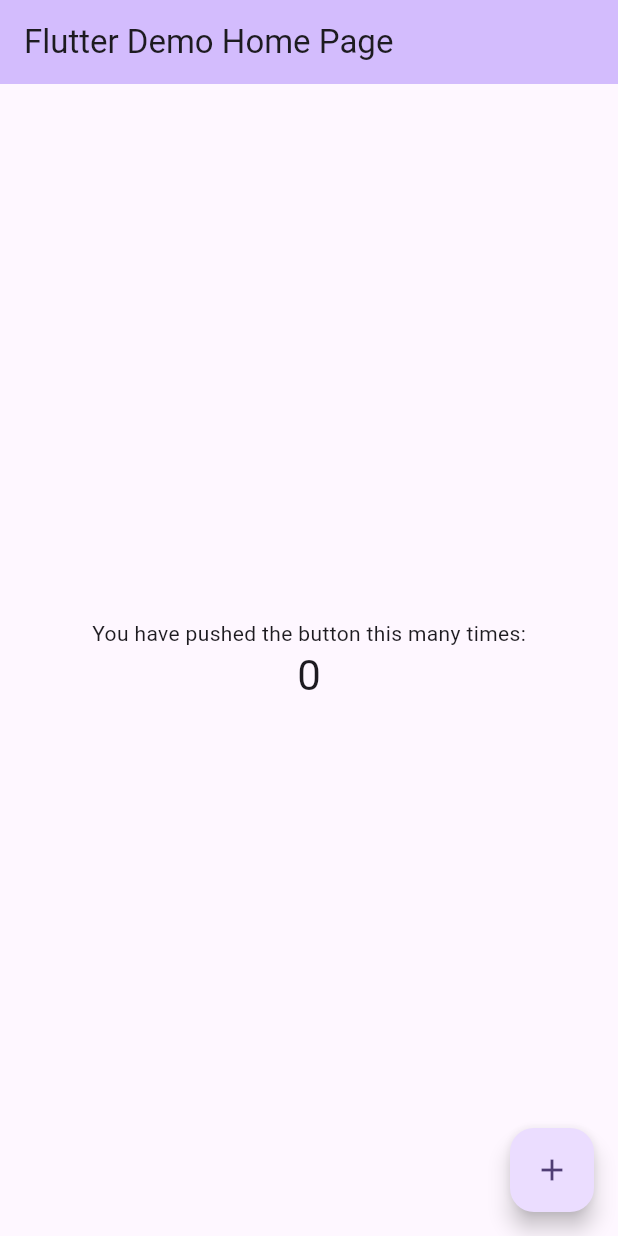
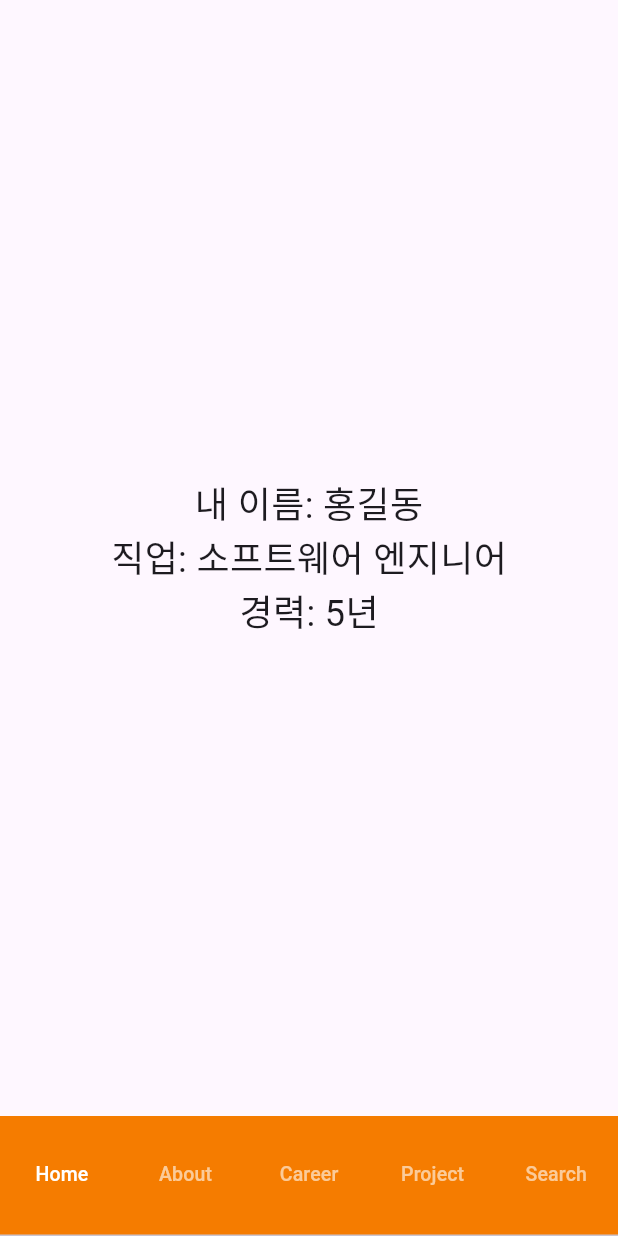
Before and after one commit to jeongjwon/amuz-assignment, a Flutter app: the screen it shows after launch, on a phone screen of 412 x 824 dp. Run offline on Flutter 3.47's test engine with Material 3 defaults, Android fonts, the phone set to English and light mode, and no system bars.

Commit message:
feat. 전체 구조

```diff
--- a/frontend/amuz_assignment/lib/main.dart
+++ b/frontend/amuz_assignment/lib/main.dart
@@ -1,4 +1,10 @@
+import 'package:amuz_assignment/screens/about_screen.dart';
+import 'package:amuz_assignment/screens/career_screen.dart';
+import 'package:amuz_assignment/screens/project.screen.dart';
+import 'package:amuz_assignment/screens/search_screen.dart';
+import 'package:amuz_assignment/widgets/bottom_bar.dart';
 import 'package:flutter/material.dart';
+import 'screens/home_screen.dart';
 
 void main() {
   runApp(const MyApp());
@@ -11,115 +17,27 @@ class MyApp extends StatelessWidget {
   @override
   Widget build(BuildContext context) {
     return MaterialApp(
-      title: 'Flutter Demo',
+      title: 'My Portfolio',
       theme: ThemeData(
-        // This is the theme of your application.
-        //
-        // TRY THIS: Try running your application with "flutter run". You'll see
-        // the application has a blue toolbar. Then, without quitting the app,
-        // try changing the seedColor in the colorScheme below to Colors.green
-        // and then invoke "hot reload" (save your changes or press the "hot
-        // reload" button in a Flutter-supported IDE, or press "r" if you used
-        // the command line to start the app).
-        //
-        // Notice that the counter didn't reset back to zero; the application
-        // state is not lost during the reload. To reset the state, use hot
-        // restart instead.
-        //
-        // This works for code too, not just values: Most code changes can be
-        // tested with just a hot reload.
         colorScheme: ColorScheme.fromSeed(seedColor: Colors.deepPurple),
         useMaterial3: true,
+        primarySwatch: Colors.blue,
       ),
-      home: const MyHomePage(title: 'Flutter Demo Home Page'),
+      home: const DefaultTabController(
+        length: 5,
+        child: Scaffold(
+          body: TabBarView(
+            children: <Widget>[
+              HomeScreen(),
+              AboutScreen(),
+              CareerScreen(),
+              ProjectScreen(),
+              SearchScreen(),
+            ],
+          ),
+          bottomNavigationBar: BottomBar(),
+        ),
+      ),
     );
   }
 }
-
-class MyHomePage extends StatefulWidget {
-  const MyHomePage({super.key, required this.title});
-
-  // This widget is the home page of your application. It is stateful, meaning
-  // that it has a State object (defined below) that contains fields that affect
-  // how it looks.
-
-  // This class is the configuration for the state. It holds the values (in this
-  // case the title) provided by the parent (in this case the App widget) and
-  // used by the build method of the State. Fields in a Widget subclass are
-  // always marked "final".
-
-  final String title;
-
-  @override
-  State<MyHomePage> createState() => _MyHomePageState();
-}
-
-class _MyHomePageState extends State<MyHomePage> {
-  int _counter = 0;
-
-  void _incrementCounter() {
-    setState(() {
-      // This call to setState tells the Flutter framework that something has
-      // changed in this State, which causes it to rerun the build method below
-      // so that the display can reflect the updated values. If we changed
-      // _counter without calling setState(), then the build method would not be
-      // called again, and so nothing would appear to happen.
-      _counter++;
-    });
-  }
-
-  @override
-  Widget build(BuildContext context) {
-    // This method is rerun every time setState is called, for instance as done
-    // by the _incrementCounter method above.
-    //
-    // The Flutter framework has been optimized to make rerunning build methods
-    // fast, so that you can just rebuild anything that needs updating rather
-    // than having to individually change instances of widgets.
-    return Scaffold(
-      appBar: AppBar(
-        // TRY THIS: Try changing the color here to a specific color (to
-        // Colors.amber, perhaps?) and trigger a hot reload to see the AppBar
-        // change color while the other colors stay the same.
-        backgroundColor: Theme.of(context).colorScheme.inversePrimary,
-        // Here we take the value from the MyHomePage object that was created by
-        // the App.build method, and use it to set our appbar title.
-        title: Text(widget.title),
-      ),
-      body: Center(
-        // Center is a layout widget. It takes a single child and positions it
-        // in the middle of the parent.
-        child: Column(
-          // Column is also a layout widget. It takes a list of children and
-          // arranges them vertically. By default, it sizes itself to fit its
-          // children horizontally, and tries to be as tall as its parent.
-          //
-          // Column has various properties to control how it sizes itself and
-          // how it positions its children. Here we use mainAxisAlignment to
-          // center the children vertically; the main axis here is the vertical
-          // axis because Columns are vertical (the cross axis would be
-          // horizontal).
-          //
-          // TRY THIS: Invoke "debug painting" (choose the "Toggle Debug Paint"
-          // action in the IDE, or press "p" in the console), to see the
-          // wireframe for each widget.
-          mainAxisAlignment: MainAxisAlignment.center,
-          children: <Widget>[
-            const Text(
-              'You have pushed the button this many times:',
-            ),
-            Text(
-              '$_counter',
-              style: Theme.of(context).textTheme.headlineMedium,
-            ),
-          ],
-        ),
-      ),
-      floatingActionButton: FloatingActionButton(
-        onPressed: _incrementCounter,
-        tooltip: 'Increment',
-        child: const Icon(Icons.add),
-      ), // This trailing comma makes auto-formatting nicer for build methods.
-    );
-  }
-}
--- /dev/null
+++ b/frontend/amuz_assignment/lib/screens/about_screen.dart
@@ -0,0 +1,14 @@
+import 'package:flutter/material.dart';
+
+class AboutScreen extends StatelessWidget {
+  const AboutScreen({super.key});
+
+  @override
+  Widget build(BuildContext context) {
+    return const Scaffold(
+      body: Center(
+        child: Text('About Screen'),
+      ),
+    );
+  }
+}
--- /dev/null
+++ b/frontend/amuz_assignment/lib/screens/career_screen.dart
@@ -0,0 +1,19 @@
+import 'package:flutter/material.dart';
+
+class CareerScreen extends StatefulWidget {
+  const CareerScreen({super.key});
+
+  @override
+  State<CareerScreen> createState() => _CareerScreenState();
+}
+
+class _CareerScreenState extends State<CareerScreen> {
+  @override
+  Widget build(BuildContext context) {
+    return const Scaffold(
+      body: Center(
+        child: Text('Career Screen'),
+      ),
+    );
+  }
+}
--- /dev/null
+++ b/frontend/amuz_assignment/lib/screens/home_screen.dart
@@ -0,0 +1,31 @@
+import 'package:flutter/material.dart';
+
+class HomeScreen extends StatelessWidget {
+  const HomeScreen({super.key});
+
+  @override
+  Widget build(BuildContext context) {
+    return const Scaffold(
+      body: Center(
+        child: Column(
+          mainAxisAlignment: MainAxisAlignment.center,
+          children: <Widget>[
+            Text(
+              '내 이름: 홍길동',
+              style: TextStyle(fontSize: 24.0),
+            ),
+            Text(
+              '직업: 소프트웨어 엔지니어',
+              style: TextStyle(fontSize: 24.0),
+            ),
+            Text(
+              '경력: 5년',
+              style: TextStyle(fontSize: 24.0),
+            ),
+            // 여기에 필요한 정보들을 추가할 수 있습니다.
+          ],
+        ),
+      ),
+    );
+  }
+}
--- /dev/null
+++ b/frontend/amuz_assignment/lib/screens/project.screen.dart
@@ -0,0 +1,14 @@
+import 'package:flutter/material.dart';
+
+class ProjectScreen extends StatelessWidget {
+  const ProjectScreen({super.key});
+
+  @override
+  Widget build(BuildContext context) {
+    return const Scaffold(
+      body: Center(
+        child: Text('Project Screen'),
+      ),
+    );
+  }
+}
--- /dev/null
+++ b/frontend/amuz_assignment/lib/screens/search_screen.dart
@@ -0,0 +1,19 @@
+import 'package:flutter/material.dart';
+
+class SearchScreen extends StatefulWidget {
+  const SearchScreen({super.key});
+
+  @override
+  State<SearchScreen> createState() => _SearchScreenState();
+}
+
+class _SearchScreenState extends State<SearchScreen> {
+  @override
+  Widget build(BuildContext context) {
+    return const Scaffold(
+      body: Center(
+        child: Text('Search Screen'),
+      ),
+    );
+  }
+}
--- /dev/null
+++ b/frontend/amuz_assignment/lib/widgets/bottom_bar.dart
@@ -0,0 +1,52 @@
+import 'package:flutter/material.dart';
+
+class BottomBar extends StatelessWidget {
+  const BottomBar({super.key});
+
+  @override
+  Widget build(BuildContext context) {
+    return Container(
+      color: Colors.orange[700],
+      child: const SizedBox(
+        height: 80,
+        child: TabBar(
+          labelColor: Colors.white,
+          unselectedLabelColor: Colors.white60,
+          indicatorColor: Colors.transparent,
+          tabs: <Widget>[
+            Tab(
+              child: Text(
+                'Home',
+                style: TextStyle(fontSize: 13),
+              ),
+            ),
+            Tab(
+              child: Text(
+                'About',
+                style: TextStyle(fontSize: 13),
+              ),
+            ),
+            Tab(
+              child: Text(
+                'Career',
+                style: TextStyle(fontSize: 13),
+              ),
+            ),
+            Tab(
+              child: Text(
+                'Project',
+                style: TextStyle(fontSize: 13),
+              ),
+            ),
+            Tab(
+              child: Text(
+                'Search',
+                style: TextStyle(fontSize: 13),
+              ),
+            ),
+          ],
+        ),
+      ),
+    );
+  }
+}
```
